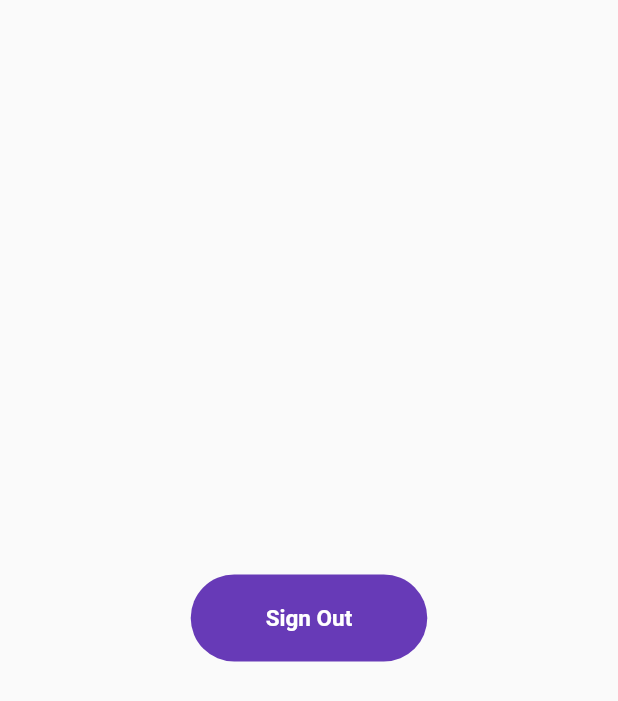
After one commit to KhusseinGashimov/project1, a Flutter app: the screen it shows once a user with an empty profile is signed in, after a tap on "Sign Out", on a phone screen of 412 x 824 dp. The commit adds this screen. Shown: the top 701 px of the screen. Run offline on Flutter 3.47's test engine with Material 2 defaults, Android fonts, the phone set to English and light mode, and no system bars; our stand-ins replace firebase_auth, firebase_core; accounts and stored records are empty; network calls fail.

Commit message:
LoginPage/LogOut/CheckCurrentUserSignedOrNot

```diff
--- /dev/null
+++ b/lib/home_page.dart
@@ -0,0 +1,43 @@
+import 'package:firebase_auth/firebase_auth.dart';
+import 'package:flutter/material.dart';
+
+class HomePage extends StatefulWidget {
+  const HomePage({Key? key}) : super(key: key);
+
+  @override
+  State<HomePage> createState() => _HomePageState();
+}
+
+class _HomePageState extends State<HomePage> {
+  @override
+  Widget build(BuildContext context) {
+    return Scaffold(
+      body: Center(
+        child: Column(
+          mainAxisAlignment: MainAxisAlignment.center,
+          children: [
+            GestureDetector(
+              onTap: () {
+                FirebaseAuth.instance.signOut();
+              },
+              child: Container(
+                padding:
+                    const EdgeInsets.symmetric(horizontal: 50, vertical: 20),
+                decoration: BoxDecoration(
+                    color: Colors.deepPurple,
+                    borderRadius: BorderRadius.circular(30)),
+                child: const Text(
+                  'Sign Out',
+                  style: TextStyle(
+                      fontWeight: FontWeight.bold,
+                      fontSize: 15,
+                      color: Colors.white),
+                ),
+              ),
+            ),
+          ],
+        ),
+      ),
+    );
+  }
+}
--- a/lib/login_page.dart
+++ b/lib/login_page.dart
@@ -1,4 +1,4 @@
-
+import 'package:firebase_auth/firebase_auth.dart';
 import 'package:flutter/material.dart';
 
 class LoginPage extends StatefulWidget {
@@ -9,12 +9,28 @@ class LoginPage extends StatefulWidget {
 }
 
 class _LoginPageState extends State<LoginPage> {
+
+  final _emailController = TextEditingController();
+  final _passwordController = TextEditingController();
+
+  Future signIn() async {
+    await FirebaseAuth.instance.signInWithEmailAndPassword(
+        email: _emailController.text.trim(), password: _passwordController.text.trim());
+  }
+
+  @override
+  void dispose() {
+    _emailController.dispose();
+    _passwordController.dispose();
+    super.dispose();
+  }
   @override
   Widget build(BuildContext context) {
     return Scaffold(
       backgroundColor: Colors.purple[200],
       body: SafeArea(
         child: Center(
+          child: SingleChildScrollView(
             child: Column(
               mainAxisAlignment: MainAxisAlignment.center,
               crossAxisAlignment: CrossAxisAlignment.center,
@@ -27,10 +43,11 @@ class _LoginPageState extends State<LoginPage> {
                         color: Colors.white,
                         borderRadius: BorderRadius.circular(30)
                     ),
-                  child: const Padding(
-                    padding: EdgeInsets.only(left: 20.0),
+                    child: Padding(
+                      padding: const EdgeInsets.only(left: 20.0),
                       child: TextField(
-                      decoration: InputDecoration(
+                        controller: _emailController,
+                        decoration: const InputDecoration(
                             border: InputBorder.none,
                             hintText: 'Email'
                         ),
@@ -47,11 +64,12 @@ class _LoginPageState extends State<LoginPage> {
                         color: Colors.white,
                         borderRadius: BorderRadius.circular(30)
                     ),
-                  child: const Padding(
-                    padding: EdgeInsets.only(left: 20.0),
+                    child: Padding(
+                      padding: const EdgeInsets.only(left: 20.0),
                       child: TextField(
+                        controller: _passwordController,
                         obscureText: true,
-                      decoration: InputDecoration(
+                        decoration: const InputDecoration(
                             border: InputBorder.none,
                             hintText: 'Password'
                         ),
@@ -62,13 +80,20 @@ class _LoginPageState extends State<LoginPage> {
                 const SizedBox(height: 20,),
                 Padding(
                   padding: const EdgeInsets.symmetric(horizontal: 25.0),
+                  child: GestureDetector(
+                    onTap: signIn,
                     child: Container(
                         padding: const EdgeInsets.all(20),
                         decoration: BoxDecoration(
                             color: Colors.deepPurple,
                             borderRadius: BorderRadius.circular(20)
                         ),
-                    child: const Center(child: Text("Sign in",style: TextStyle(color: Colors.white,fontSize: 18,fontWeight: FontWeight.bold),))),
+                        child: const Center(
+                            child: Text("Sign in", style: TextStyle(
+                                color: Colors.white,
+                                fontSize: 18,
+                                fontWeight: FontWeight.bold),))),
+                  ),
                 ),
                 const SizedBox(height: 20,),
                 Center(
@@ -78,7 +103,8 @@ class _LoginPageState extends State<LoginPage> {
                     children: const [
                       Text('Not a member? ',
                         style: TextStyle(fontWeight: FontWeight.bold),),
-                    Text('Register now',style: TextStyle(color: Colors.blue,fontWeight: FontWeight.bold),),
+                      Text('Register now', style: TextStyle(
+                          color: Colors.blue, fontWeight: FontWeight.bold),),
                     ],
                   ),
                 )
@@ -86,6 +112,7 @@ class _LoginPageState extends State<LoginPage> {
             ),
           ),
         ),
+      ),
     );
   }
 }
--- a/lib/main.dart
+++ b/lib/main.dart
@@ -1,7 +1,12 @@
+import 'package:firebase_auth/firebase_auth.dart';
+import 'package:firebase_core/firebase_core.dart';
 import 'package:flutter/material.dart';
 import 'package:project1/login_page.dart';
+import 'package:project1/main_page.dart';
 
-void main() {
+void main() async {
+  WidgetsFlutterBinding.ensureInitialized();
+  await Firebase.initializeApp();
   runApp(const MyApp());
 }
 
@@ -13,7 +18,7 @@ class MyApp extends StatelessWidget {
   Widget build(BuildContext context) {
     return const MaterialApp(
       debugShowCheckedModeBanner: false,
-      home: LoginPage(),
+      home: MainPage(),
     );
   }
 }
--- /dev/null
+++ b/lib/main_page.dart
@@ -0,0 +1,22 @@
+import 'package:firebase_auth/firebase_auth.dart';
+import 'package:flutter/material.dart';
+import 'package:project1/home_page.dart';
+import 'package:project1/login_page.dart';
+class MainPage extends StatelessWidget {
+  const MainPage({Key? key}) : super(key: key);
+
+  @override
+  Widget build(BuildContext context) {
+    return Scaffold(
+      body: StreamBuilder<User?>(stream: FirebaseAuth.instance.authStateChanges(),
+      builder: (context,snapshot){
+        if (snapshot.hasData){
+          return HomePage();
+        }else{
+          return LoginPage();
+        }
+      },),
+    );
+
+  }
+}
--- a/pubspec.yaml
+++ b/pubspec.yaml
@@ -38,6 +38,7 @@ dependencies:
   cupertino_icons: ^1.0.2
   firebase_auth: ^4.4.2
   cloud_firestore: ^4.5.2
+  firebase_core: ^2.10.0
 
 
 dev_dependencies:
```
Also changed, not shown: pubspec.lock, 1 other file. Lines whose indentation alone changed are shown as unchanged.
